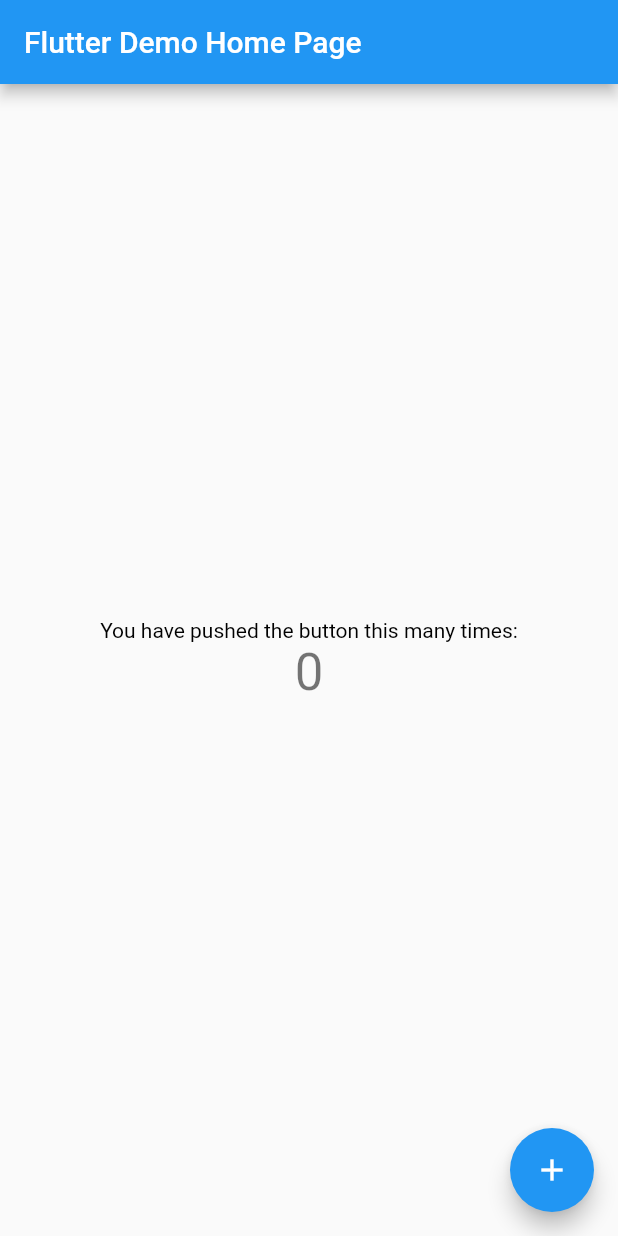
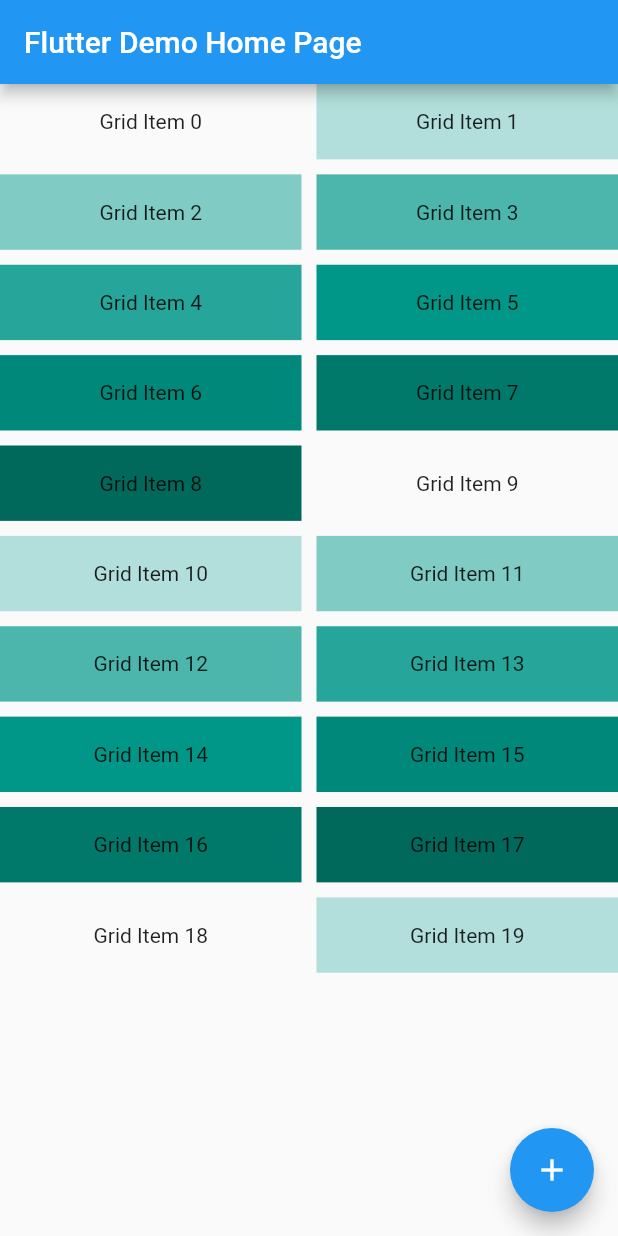
Before and after one commit to KizutoFR/flutter-first-app, a Flutter app: the screen it shows after launch, on a phone screen of 412 x 824 dp. Run offline on Flutter 3.47's test engine with Material 2 defaults, Android fonts, the phone set to English and light mode, and no system bars.

```diff
--- a/lib/main.dart
+++ b/lib/main.dart
@@ -78,39 +78,29 @@ class _MyHomePageState extends State<MyHomePage> {
         // the App.build method, and use it to set our appbar title.
         title: Text(widget.title),
       ),
-      body: Center(
-        // Center is a layout widget. It takes a single child and positions it
-        // in the middle of the parent.
-        child: Column(
-          // Column is also a layout widget. It takes a list of children and
-          // arranges them vertically. By default, it sizes itself to fit its
-          // children horizontally, and tries to be as tall as its parent.
-          //
-          // Invoke "debug painting" (press "p" in the console, choose the
-          // "Toggle Debug Paint" action from the Flutter Inspector in Android
-          // Studio, or the "Toggle Debug Paint" command in Visual Studio Code)
-          // to see the wireframe for each widget.
-          //
-          // Column has various properties to control how it sizes itself and
-          // how it positions its children. Here we use mainAxisAlignment to
-          // center the children vertically; the main axis here is the vertical
-          // axis because Columns are vertical (the cross axis would be
-          // horizontal).
-          mainAxisAlignment: MainAxisAlignment.center,
-          children: <Widget>[
-            Text(
-              'You have pushed the button this many times:',
-              style: TextStyle(
-                color: _textcolor,
-              )
-            ),
-            Text(
-              '$_counter',
-              style: Theme.of(context).textTheme.headline4,
-            ),
-          ],
-        ),
+      body: CustomScrollView(
+  slivers: <Widget>[
+    SliverGrid(
+      gridDelegate: const SliverGridDelegateWithMaxCrossAxisExtent(
+        maxCrossAxisExtent: 200.0,
+        mainAxisSpacing: 10.0,
+        crossAxisSpacing: 10.0,
+        childAspectRatio: 4.0,
       ),
+      delegate: SliverChildBuilderDelegate(
+        (BuildContext context, int index) {
+          return Container(
+            alignment: Alignment.center,
+            color: Colors.teal[100 * (index % 9)],
+            child: Text('Grid Item $index'),
+          );
+        },
+        childCount: 20,
+      ),
+    ),
+
+  ],
+),
       floatingActionButton: FloatingActionButton(
         onPressed: _incrementCounter,
         tooltip: 'Increment',
```
